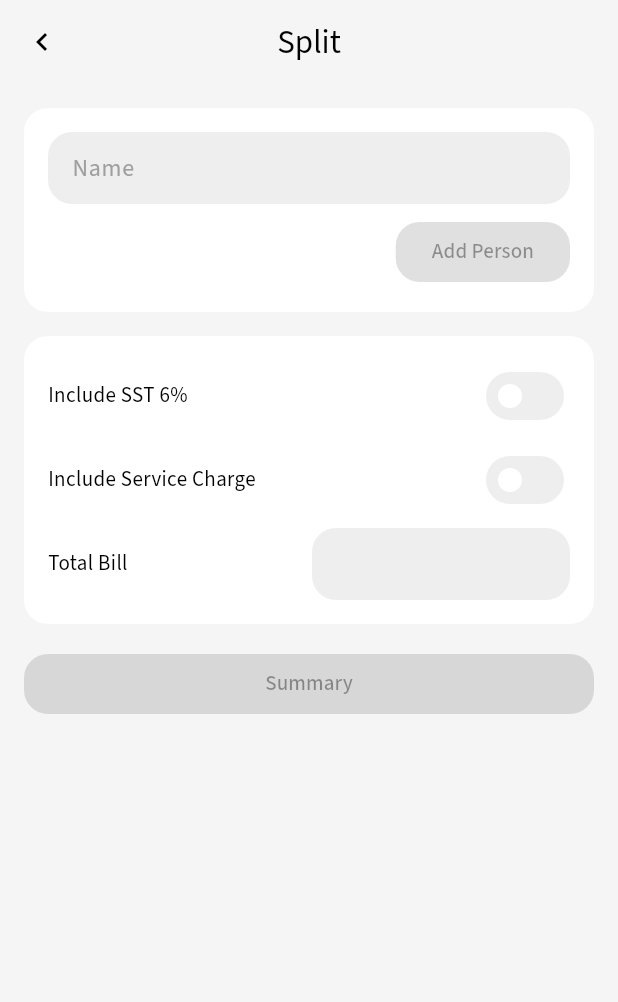
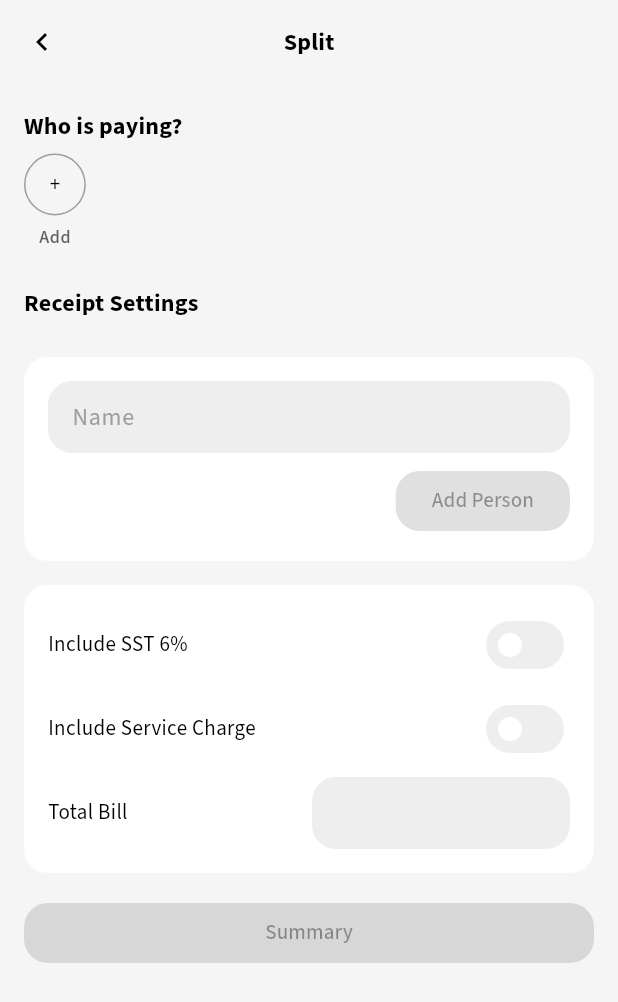
Before and after one commit to Zer0-01/numeru, a Flutter app: the screen it shows after launch, after a tap on "Split", on a phone screen of 412 x 824 dp. Shown: the top 1002 px of the screen. Run offline on Flutter 3.47's test engine with Material 3 defaults, Android fonts, the phone set to English and light mode, and no system bars; our stand-ins replace adaptive_theme, auto_route, equatable, flutter_bloc, google_fonts, shared_preferences and 1 more; network calls fail.

Commit message:
feat: complete ui

```diff
--- /dev/null
+++ b/lib/constant/padding_constant.dart
@@ -0,0 +1,26 @@
+import 'package:flutter/material.dart';
+
+class PaddingConstant {
+  PaddingConstant._();
+
+  static EdgeInsetsGeometry top({required top, required others}) {
+    return EdgeInsets.only(
+      top: top,
+      left: others,
+      right: others,
+      bottom: others,
+    );
+  }
+
+  static EdgeInsetsGeometry bottom({
+    required double bottom,
+    required double others,
+  }) {
+    return EdgeInsets.only(
+      top: others,
+      left: others,
+      right: others,
+      bottom: bottom,
+    );
+  }
+}
--- a/lib/l10n/app_en.arb
+++ b/lib/l10n/app_en.arb
@@ -21,5 +21,7 @@
     "daily_insight": "Daily Insight",
     "@daily_insight": {},
     "quick_tools": "Quick Tools",
-    "@quick_tools": {}
+    "@quick_tools": {},
+    "receipt_settings": "Receipt Settings",
+    "@receipt_settings": {}
 }
--- a/lib/l10n/app_localizations.dart
+++ b/lib/l10n/app_localizations.dart
@@ -163,6 +163,12 @@ abstract class AppLocalizations {
   /// In en, this message translates to:
   /// **'Quick Tools'**
   String get quick_tools;
+
+  /// No description provided for @receipt_settings.
+  ///
+  /// In en, this message translates to:
+  /// **'Receipt Settings'**
+  String get receipt_settings;
 }
 
 class _AppLocalizationsDelegate
--- a/lib/l10n/app_localizations_en.dart
+++ b/lib/l10n/app_localizations_en.dart
@@ -40,4 +40,7 @@ class AppLocalizationsEn extends AppLocalizations {
 
   @override
   String get quick_tools => 'Quick Tools';
+
+  @override
+  String get receipt_settings => 'Receipt Settings';
 }
--- a/lib/l10n/app_localizations_ms.dart
+++ b/lib/l10n/app_localizations_ms.dart
@@ -40,4 +40,7 @@ class AppLocalizationsMs extends AppLocalizations {
 
   @override
   String get quick_tools => 'Alat Cepat';
+
+  @override
+  String get receipt_settings => 'Tetapan Resit';
 }
--- a/lib/l10n/app_ms.arb
+++ b/lib/l10n/app_ms.arb
@@ -10,5 +10,6 @@
     "what_can_i_help_you_solve": "Apa yang boleh saya bantu?",
     "split_your_bill_fairly": "Agih bil secara adil",
     "daily_insight": "Maklumat Harian",
-    "quick_tools": "Alat Cepat"
+    "quick_tools": "Alat Cepat",
+    "receipt_settings": "Tetapan Resit"
 }
--- a/lib/presentation/common_widgets/app_app_bar_widget.dart
+++ b/lib/presentation/common_widgets/app_app_bar_widget.dart
@@ -7,6 +7,8 @@ class AppAppBarWidget extends StatelessWidget implements PreferredSizeWidget {
   final List<Widget>? actions;
   final IconThemeData? actionsIconTheme;
   final EdgeInsetsGeometry? actionsPadding;
+  final bool isBack;
+  final void Function()? onPressedBack;
 
   const AppAppBarWidget({
     super.key,
@@ -15,11 +17,30 @@ class AppAppBarWidget extends StatelessWidget implements PreferredSizeWidget {
     this.actions,
     this.actionsIconTheme,
     this.actionsPadding,
+    this.isBack = false,
+    this.onPressedBack,
   });
+
+  const AppAppBarWidget.back({
+    super.key,
+    this.title = '',
+    this.titleTextStyle,
+    this.actions,
+    this.actionsIconTheme,
+    this.actionsPadding,
+    required this.onPressedBack,
+  }) : isBack = true;
 
   @override
   Widget build(BuildContext context) {
     return AppBar(
+      leading:
+          isBack
+              ? IconButton(
+                onPressed: onPressedBack,
+                icon: const Icon(Icons.chevron_left),
+              )
+              : null,
       title: title.isNotEmpty ? Text(title) : null,
       titleTextStyle:
           titleTextStyle ??
--- a/lib/presentation/screen/split/split_screen.dart
+++ b/lib/presentation/screen/split/split_screen.dart
@@ -1,10 +1,12 @@
 import 'package:auto_route/auto_route.dart';
 import 'package:flutter/material.dart';
-import 'package:numeru/extensions/context_extension.dart';
+import 'package:numeru/presentation/common_widgets/app_app_bar_widget.dart';
 import 'package:numeru/presentation/screen/split/widgets/bill_setting_widget.dart';
 import 'package:numeru/presentation/screen/split/widgets/person_list_widget.dart';
 import 'package:numeru/presentation/screen/split/widgets/person_widget.dart';
+import 'package:numeru/presentation/screen/split/widgets/receipt_settings_widget.dart';
 import 'package:numeru/presentation/screen/split/widgets/summary_button_widget.dart';
+import 'package:numeru/presentation/screen/split/widgets/who_is_paying_widget.dart';
 
 class SplitScreen extends StatefulWidget {
   const SplitScreen({super.key});
@@ -57,21 +59,15 @@ class _SplitScreenState extends State<SplitScreen> {
   @override
   Widget build(BuildContext context) {
     return Scaffold(
-      appBar: AppBar(
-        leading: IconButton(
-          onPressed: () => context.router.maybePop(),
-          icon: Icon(Icons.chevron_left, color: context.colorScheme.onSurface),
-        ),
-        title: Text(
-          "Split",
-          style: TextStyle(color: context.colorScheme.onSurface),
-        ),
-        centerTitle: true,
-        backgroundColor: context.colorScheme.surface,
-        surfaceTintColor: Colors.transparent,
+      appBar: AppAppBarWidget.back(
+        onPressedBack: () => context.router.maybePop(),
+        title: "Split",
       ),
+
       body: CustomScrollView(
         slivers: [
+          WhoIsPayingWidget(),
+          ReceiptSettingsWidget(),
           PersonWidget(nameController: _nameController),
           PersonListWidget(
             foodControllers: _foodControllers,
--- /dev/null
+++ b/lib/presentation/screen/split/widgets/receipt_settings_widget.dart
@@ -0,0 +1,26 @@
+import 'package:flutter/material.dart';
+import 'package:numeru/extensions/context_extension.dart';
+
+class ReceiptSettingsWidget extends StatelessWidget {
+  const ReceiptSettingsWidget({super.key});
+
+  @override
+  Widget build(BuildContext context) {
+    return SliverPadding(
+      padding: const EdgeInsetsGeometry.fromLTRB(16, 16, 16, 8),
+      sliver: SliverToBoxAdapter(
+        child: Column(
+          crossAxisAlignment: CrossAxisAlignment.start,
+          children: [
+            Text(
+              context.l10n.receipt_settings,
+              style: context.textTheme.titleMedium?.copyWith(
+                fontWeight: FontWeight.bold,
+              ),
+            ),
+          ],
+        ),
+      ),
+    );
+  }
+}
--- /dev/null
+++ b/lib/presentation/screen/split/widgets/who_is_paying_widget.dart
@@ -0,0 +1,70 @@
+import 'package:flutter/material.dart';
+import 'package:numeru/constant/padding_constant.dart';
+import 'package:numeru/extensions/context_extension.dart';
+import 'package:numeru/presentation/common_widgets/app_dialog_widget.dart';
+
+class WhoIsPayingWidget extends StatelessWidget {
+  const WhoIsPayingWidget({super.key});
+
+  @override
+  Widget build(BuildContext context) {
+    return SliverPadding(
+      padding: PaddingConstant.bottom(bottom: 8, others: 16),
+      sliver: SliverToBoxAdapter(
+        child: Column(
+          crossAxisAlignment: CrossAxisAlignment.start,
+          children: [
+            Text(
+              "Who is paying?",
+              style: context.textTheme.titleMedium?.copyWith(
+                fontWeight: FontWeight.bold,
+              ),
+            ),
+
+            Row(
+              children: [
+                Column(
+                  children: [
+                    InkWell(
+                      splashColor: Colors.transparent,
+                      onTap: () {
+                        showDialog(
+                          context: context,
+                          builder: (context) {
+                            return AppDialogWidget(
+                              title: "Test",
+                              topButtonLabel: "Add",
+                              onPressedTopButton: () {
+                                Navigator.pop(context);
+                              },
+                            );
+                          },
+                        );
+                      },
+                      child: Container(
+                        padding: const EdgeInsets.all(16),
+                        decoration: BoxDecoration(
+                          shape: BoxShape.circle,
+                          border: Border.all(
+                            color: context.colorScheme.surfaceContainer,
+                          ),
+                        ),
+                        child: const Text("+"),
+                      ),
+                    ),
+                    Text(
+                      "Add",
+                      style: context.textTheme.labelMedium?.copyWith(
+                        color: context.colorScheme.onSurfaceVariant,
+                      ),
+                    ),
+                  ],
+                ),
+              ],
+            ),
+          ],
+        ),
+      ),
+    );
+  }
+}
--- a/lib/theme/app_theme_data.dart
+++ b/lib/theme/app_theme_data.dart
@@ -102,6 +102,27 @@ class AppSwitchThemeData {
   }
 }
 
+class AppFilledButtonThemeData {
+  static FilledButtonThemeData light(ColorScheme scheme) {
+    return FilledButtonThemeData(
+      style: ButtonStyle(
+        shape: WidgetStateProperty.all<RoundedRectangleBorder>(
+          RoundedRectangleBorder(borderRadius: BorderRadius.circular(12)),
+        ),
+      ),
+    );
+  }
+}
+
+class AppDialogThemeData {
+  static DialogThemeData light(ColorScheme scheme) {
+    return DialogThemeData(
+      backgroundColor: scheme.surfaceContainerLowest,
+      shape: RoundedRectangleBorder(borderRadius: BorderRadius.circular(12)),
+    );
+  }
+}
+
 class AppAppBarTheme {
   static AppBarTheme light(ColorScheme scheme) {
     return AppBarTheme(
@@ -153,6 +174,8 @@ class AppThemeData {
       switchTheme: AppSwitchThemeData.light(scheme),
       appBarTheme: AppAppBarTheme.light(scheme),
       inputDecorationTheme: AppInputDecorationTheme.light(scheme),
+      filledButtonTheme: AppFilledButtonThemeData.light(scheme),
+      dialogTheme: AppDialogThemeData.light(scheme),
     );
   }
 
```
Also changed, not shown: lib/presentation/common_widgets/app_dialog_widget.dart (added, +38 -0 lines), lib/presentation/common_widgets/buttons/app_filled_button_widget.dart (added, +12 -0 lines), lib/presentation/common_widgets/buttons/app_outlined_button_widget.dart (added, +16 -0 lines).
